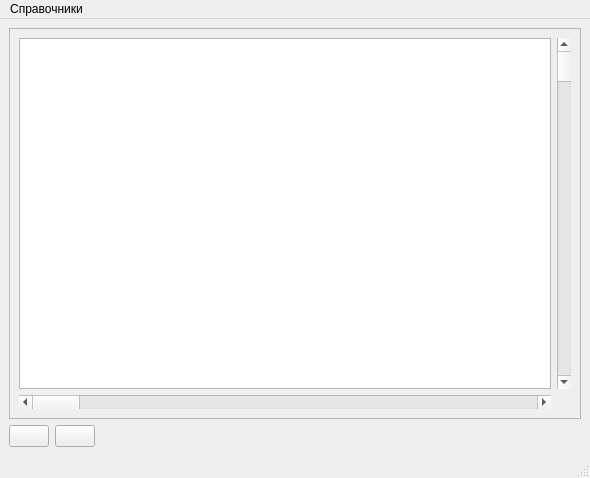
lavakalas/MedSchedule, file ui/mainwindow.ui: the form before one commit.
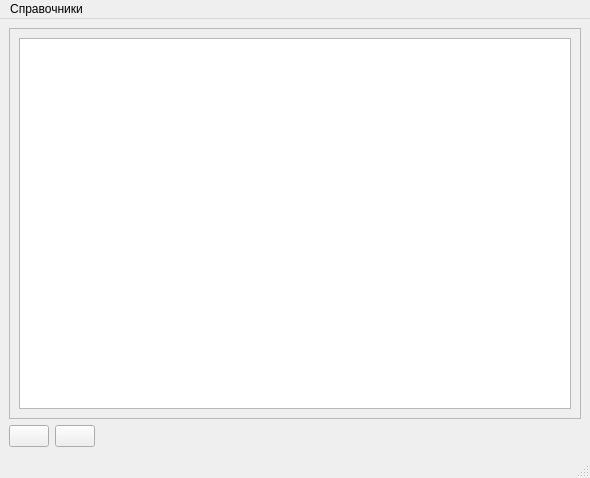
The form after the commit. Icons and pictures are not drawn.

Commit message: minor UI fix, major DB fix

Diff of the .ui file:
```diff
--- a/ui/mainwindow.ui
+++ b/ui/mainwindow.ui
@@ -30,20 +30,6 @@
         </rect>
        </property>
        <layout class="QGridLayout" name="gridLayout">
-        <item row="0" column="1">
-         <widget class="QScrollBar" name="vSB">
-          <property name="orientation">
-           <enum>Qt::Vertical</enum>
-          </property>
-         </widget>
-        </item>
-        <item row="1" column="0">
-         <widget class="QScrollBar" name="hSB">
-          <property name="orientation">
-           <enum>Qt::Horizontal</enum>
-          </property>
-         </widget>
-        </item>
         <item row="0" column="0">
          <widget class="QTableView" name="tV">
           <property name="mouseTracking">
```
The commit also changes 2 other files.
